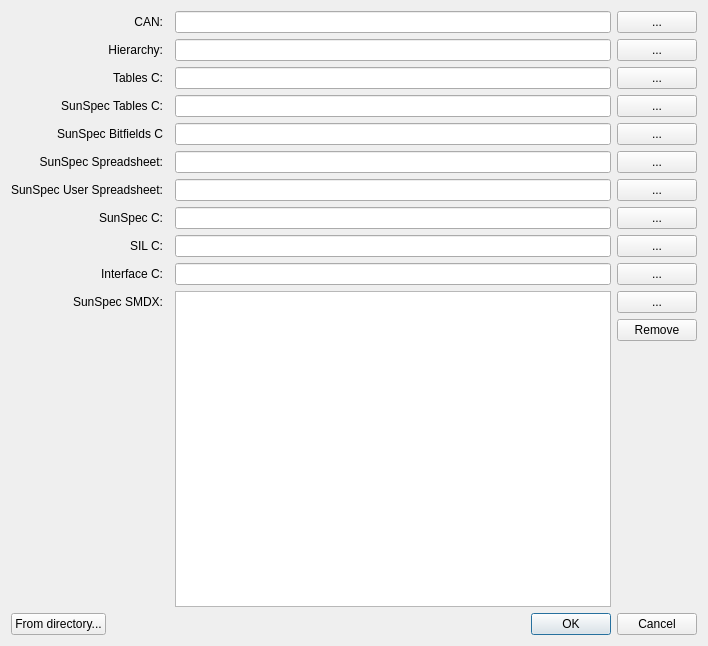
epcpower/pm, file src/epcpm/importexportdialog.ui: the form before one commit.
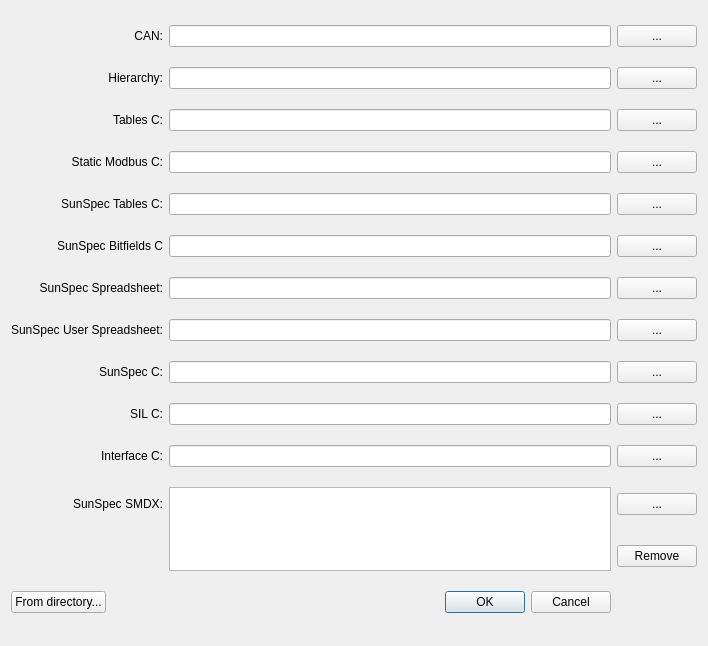
The form after the commit.

Commit message: feat (SC-212): add staticmodbus to import/export dialog and test

Patch:
```diff
--- a/src/epcpm/importexportdialog.ui
+++ b/src/epcpm/importexportdialog.ui
@@ -20,8 +20,21 @@
    <string>Dialog</string>
   </property>
   <layout class="QGridLayout" name="gridLayout">
-   <item row="3" column="3">
-    <widget class="QPushButton" name="pick_sunspec_tables_c">
+   <item row="0" column="0">
+    <widget class="QLabel" name="label">
+     <property name="text">
+      <string>CAN:</string>
+     </property>
+     <property name="alignment">
+      <set>Qt::AlignRight|Qt::AlignTrailing|Qt::AlignVCenter</set>
+     </property>
+    </widget>
+   </item>
+   <item row="0" column="1">
+    <widget class="QLineEdit" name="can"/>
+   </item>
+   <item row="0" column="2">
+    <widget class="QPushButton" name="pick_can">
      <property name="text">
       <string>...</string>
      </property>
@@ -37,42 +50,16 @@
      </property>
     </widget>
    </item>
-   <item row="3" column="2">
-    <widget class="QLineEdit" name="sunspec_tables_c"/>
-   </item>
-   <item row="8" column="0">
-    <widget class="QLabel" name="sil_c_label">
-     <property name="text">
-      <string>SIL C:</string>
-     </property>
-     <property name="alignment">
-      <set>Qt::AlignRight|Qt::AlignTrailing|Qt::AlignVCenter</set>
-     </property>
-    </widget>
-   </item>
-   <item row="8" column="3">
-    <widget class="QPushButton" name="pick_sil_c">
-     <property name="text">
-      <string>...</string>
-     </property>
-    </widget>
-   </item>
-   <item row="1" column="2">
+   <item row="1" column="1">
     <widget class="QLineEdit" name="hierarchy"/>
    </item>
-   <item row="5" column="0">
-    <widget class="QLabel" name="label_3">
+   <item row="1" column="2">
+    <widget class="QPushButton" name="pick_hierarchy">
      <property name="text">
-      <string>SunSpec Spreadsheet:</string>
-     </property>
-     <property name="alignment">
-      <set>Qt::AlignRight|Qt::AlignTrailing|Qt::AlignVCenter</set>
+      <string>...</string>
      </property>
     </widget>
    </item>
-   <item row="0" column="2">
-    <widget class="QLineEdit" name="can"/>
-   </item>
    <item row="2" column="0">
     <widget class="QLabel" name="tables_c_label">
      <property name="text">
@@ -83,54 +70,37 @@
      </property>
     </widget>
    </item>
-   <item row="8" column="2">
-    <widget class="QLineEdit" name="sil_c"/>
+   <item row="2" column="1">
+    <widget class="QLineEdit" name="tables_c"/>
    </item>
-   <item row="6" column="2">
-    <widget class="QLineEdit" name="spreadsheet_user"/>
-   </item>
-   <item row="5" column="2">
-    <widget class="QLineEdit" name="spreadsheet"/>
-   </item>
-   <item row="12" column="3">
-    <widget class="QPushButton" name="remove_smdx">
+   <item row="2" column="2">
+    <widget class="QPushButton" name="pick_tables_c">
      <property name="text">
-      <string>Remove</string>
-     </property>
-    </widget>
-   </item>
-   <item row="5" column="3">
-    <widget class="QPushButton" name="pick_spreadsheet">
-     <property name="text">
       <string>...</string>
      </property>
     </widget>
    </item>
-   <item row="11" column="3">
-    <widget class="QPushButton" name="pick_smdx">
-     <property name="text">
-      <string>...</string>
-     </property>
-    </widget>
-   </item>
-   <item row="6" column="3">
-    <widget class="QPushButton" name="pick_spreadsheet_user">
-     <property name="text">
-      <string>...</string>
-     </property>
-    </widget>
-   </item>
-   <item row="0" column="0">
-    <widget class="QLabel" name="label">
-     <property name="text">
-      <string>CAN:</string>
-     </property>
-     <property name="alignment">
-      <set>Qt::AlignRight|Qt::AlignTrailing|Qt::AlignVCenter</set>
-     </property>
-    </widget>
-   </item>
    <item row="3" column="0">
+    <widget class="QLabel" name="staticmodbus_c_label">
+     <property name="text">
+      <string>Static Modbus C:</string>
+     </property>
+     <property name="alignment">
+      <set>Qt::AlignRight|Qt::AlignTrailing|Qt::AlignVCenter</set>
+     </property>
+    </widget>
+   </item>
+   <item row="3" column="1">
+    <widget class="QLineEdit" name="staticmodbus_c"/>
+   </item>
+   <item row="3" column="2">
+    <widget class="QPushButton" name="pick_staticmodbus_c">
+     <property name="text">
+      <string>...</string>
+     </property>
+    </widget>
+   </item>
+   <item row="4" column="0">
     <widget class="QLabel" name="sunspec_tables_c_label">
      <property name="text">
       <string>SunSpec Tables C:</string>
@@ -140,52 +110,57 @@
      </property>
     </widget>
    </item>
-   <item row="2" column="2">
-    <widget class="QLineEdit" name="tables_c"/>
+   <item row="4" column="1">
+    <widget class="QLineEdit" name="sunspec_tables_c"/>
    </item>
-   <item row="2" column="3">
-    <widget class="QPushButton" name="pick_tables_c">
+   <item row="4" column="2">
+    <widget class="QPushButton" name="pick_sunspec_tables_c">
      <property name="text">
       <string>...</string>
      </property>
     </widget>
    </item>
-   <item row="14" column="0" colspan="4">
-    <layout class="QHBoxLayout" name="horizontalLayout">
-     <item>
-      <widget class="QPushButton" name="from_directory">
-       <property name="text">
-        <string>From directory...</string>
-       </property>
-      </widget>
-     </item>
-     <item>
-      <widget class="QDialogButtonBox" name="buttons">
-       <property name="standardButtons">
-        <set>QDialogButtonBox::Cancel|QDialogButtonBox::Ok</set>
-       </property>
-      </widget>
-     </item>
-    </layout>
-   </item>
-   <item row="7" column="2">
-    <widget class="QLineEdit" name="sunspec_c"/>
-   </item>
-   <item row="11" column="2" rowspan="3">
-    <widget class="QListWidget" name="smdx_list">
-     <property name="selectionMode">
-      <enum>QAbstractItemView::ExtendedSelection</enum>
+   <item row="5" column="0">
+    <widget class="QLabel" name="sunspec_bitfields_c_label">
+     <property name="text">
+      <string>SunSpec Bitfields C</string>
+     </property>
+     <property name="alignment">
+      <set>Qt::AlignRight|Qt::AlignTrailing|Qt::AlignVCenter</set>
      </property>
     </widget>
    </item>
-   <item row="1" column="3">
-    <widget class="QPushButton" name="pick_hierarchy">
+   <item row="5" column="1">
+    <widget class="QLineEdit" name="sunspec_bitfields_c"/>
+   </item>
+   <item row="5" column="2">
+    <widget class="QPushButton" name="pick_sunspec_bitfields_c">
      <property name="text">
       <string>...</string>
      </property>
     </widget>
    </item>
    <item row="6" column="0">
+    <widget class="QLabel" name="label_3">
+     <property name="text">
+      <string>SunSpec Spreadsheet:</string>
+     </property>
+     <property name="alignment">
+      <set>Qt::AlignRight|Qt::AlignTrailing|Qt::AlignVCenter</set>
+     </property>
+    </widget>
+   </item>
+   <item row="6" column="1">
+    <widget class="QLineEdit" name="spreadsheet"/>
+   </item>
+   <item row="6" column="2">
+    <widget class="QPushButton" name="pick_spreadsheet">
+     <property name="text">
+      <string>...</string>
+     </property>
+    </widget>
+   </item>
+   <item row="7" column="0">
     <widget class="QLabel" name="label_4">
      <property name="text">
       <string>SunSpec User Spreadsheet:</string>
@@ -195,24 +170,17 @@
      </property>
     </widget>
    </item>
-   <item row="9" column="0">
-    <widget class="QLabel" name="interface_c_label">
-     <property name="text">
-      <string>Interface C:</string>
-     </property>
-     <property name="alignment">
-      <set>Qt::AlignRight|Qt::AlignTrailing|Qt::AlignVCenter</set>
-     </property>
-    </widget>
+   <item row="7" column="1">
+    <widget class="QLineEdit" name="spreadsheet_user"/>
    </item>
-   <item row="9" column="3">
-    <widget class="QPushButton" name="pick_interface_c">
+   <item row="7" column="2">
+    <widget class="QPushButton" name="pick_spreadsheet_user">
      <property name="text">
       <string>...</string>
      </property>
     </widget>
    </item>
-   <item row="7" column="0">
+   <item row="8" column="0">
     <widget class="QLabel" name="sunspec_c_label">
      <property name="text">
       <string>SunSpec C:</string>
@@ -222,11 +190,51 @@
      </property>
     </widget>
    </item>
+   <item row="8" column="1">
+    <widget class="QLineEdit" name="sunspec_c"/>
+   </item>
+   <item row="8" column="2">
+    <widget class="QPushButton" name="pick_sunspec_c">
+     <property name="text">
+      <string>...</string>
+     </property>
+    </widget>
+   </item>
+   <item row="9" column="0">
+    <widget class="QLabel" name="sil_c_label">
+     <property name="text">
+      <string>SIL C:</string>
+     </property>
+     <property name="alignment">
+      <set>Qt::AlignRight|Qt::AlignTrailing|Qt::AlignVCenter</set>
+     </property>
+    </widget>
+   </item>
+   <item row="9" column="1">
+    <widget class="QLineEdit" name="sil_c"/>
+   </item>
    <item row="9" column="2">
+    <widget class="QPushButton" name="pick_sil_c">
+     <property name="text">
+      <string>...</string>
+     </property>
+    </widget>
+   </item>
+   <item row="10" column="0">
+    <widget class="QLabel" name="interface_c_label">
+     <property name="text">
+      <string>Interface C:</string>
+     </property>
+     <property name="alignment">
+      <set>Qt::AlignRight|Qt::AlignTrailing|Qt::AlignVCenter</set>
+     </property>
+    </widget>
+   </item>
+   <item row="10" column="1">
     <widget class="QLineEdit" name="interface_c"/>
    </item>
-   <item row="0" column="3">
-    <widget class="QPushButton" name="pick_can">
+   <item row="10" column="2">
+    <widget class="QPushButton" name="pick_interface_c">
      <property name="text">
       <string>...</string>
      </property>
@@ -242,33 +250,45 @@
      </property>
     </widget>
    </item>
-   <item row="7" column="3">
-    <widget class="QPushButton" name="pick_sunspec_c">
-     <property name="text">
-      <string>...</string>
+   <item row="11" column="1" rowspan="2">
+    <widget class="QListWidget" name="smdx_list">
+     <property name="selectionMode">
+      <enum>QAbstractItemView::ExtendedSelection</enum>
      </property>
     </widget>
    </item>
-   <item row="4" column="0">
-    <widget class="QLabel" name="sunspec_bitfields_c_label">
+   <item row="11" column="2">
+    <widget class="QPushButton" name="pick_smdx">
      <property name="text">
-      <string>SunSpec Bitfields C</string>
+      <string>...</string>
      </property>
-     <property name="alignment">
-      <set>Qt::AlignRight|Qt::AlignTrailing|Qt::AlignVCenter</set>
-     </property>
     </widget>
    </item>
-   <item row="4" column="2">
-    <widget class="QLineEdit" name="sunspec_bitfields_c"/>
-   </item>
-   <item row="4" column="3">
-    <widget class="QPushButton" name="pick_sunspec_bitfields_c">
+   <item row="12" column="2">
+    <widget class="QPushButton" name="remove_smdx">
      <property name="text">
-      <string>...</string>
+      <string>Remove</string>
      </property>
     </widget>
    </item>
+   <item row="13" column="0" colspan="2">
+    <layout class="QHBoxLayout" name="horizontalLayout">
+     <item>
+      <widget class="QPushButton" name="from_directory">
+       <property name="text">
+        <string>From directory...</string>
+       </property>
+      </widget>
+     </item>
+     <item>
+      <widget class="QDialogButtonBox" name="buttons">
+       <property name="standardButtons">
+        <set>QDialogButtonBox::Cancel|QDialogButtonBox::Ok</set>
+       </property>
+      </widget>
+     </item>
+    </layout>
+   </item>
   </layout>
  </widget>
  <resources/>
```
The commit also changes 2 other files.
